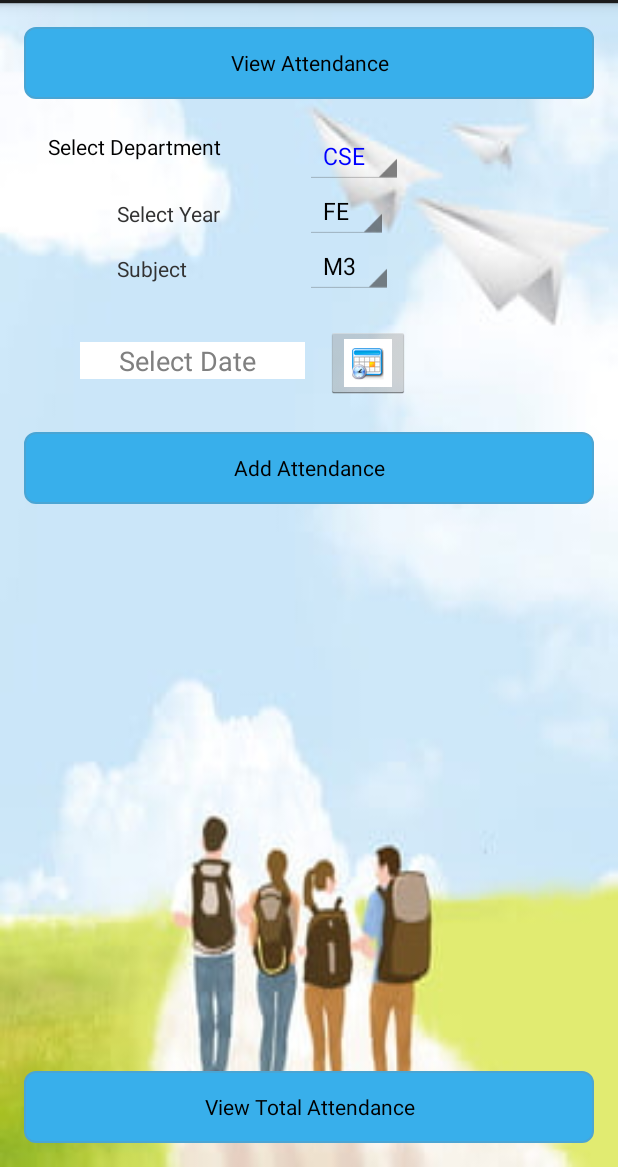
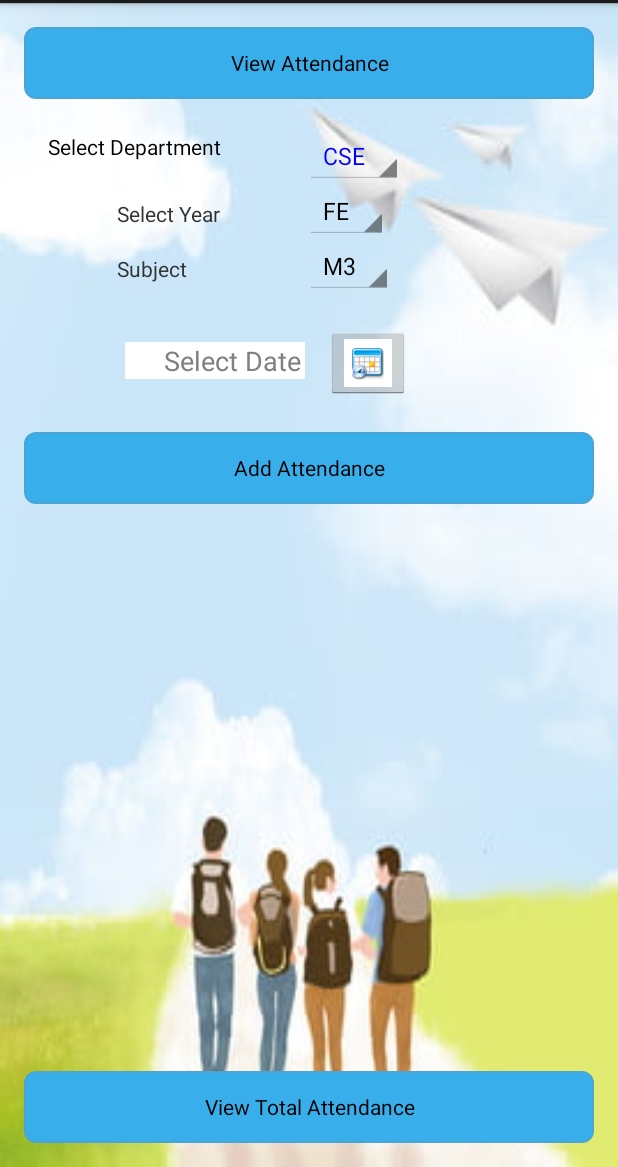
Before and after one commit to dcit202Andriod/DCIT202_Group6, an Android app: the AddAttandanceSessionActivity screen opened directly, with no data from a screen before it, on a phone screen of 412 x 824 dp, the part 69-1236 px from its top. Run offline under Robolectric (Android 15) with nearby library versions, the phone set to English and light mode, and no system bars.

Commit message:
Update add_attandance.xml

```diff
--- a/app/src/main/res/layout/add_attandance.xml
+++ b/app/src/main/res/layout/add_attandance.xml
@@ -55,7 +55,7 @@
 
     <EditText
         android:id="@+id/DateEditText"
-        android:layout_width="150dp"
+        android:layout_width="120dp"
         android:layout_height="wrap_content"
         android:layout_alignTop="@+id/DateImageButton"
         android:layout_toLeftOf="@+id/spinnerSE"
```
